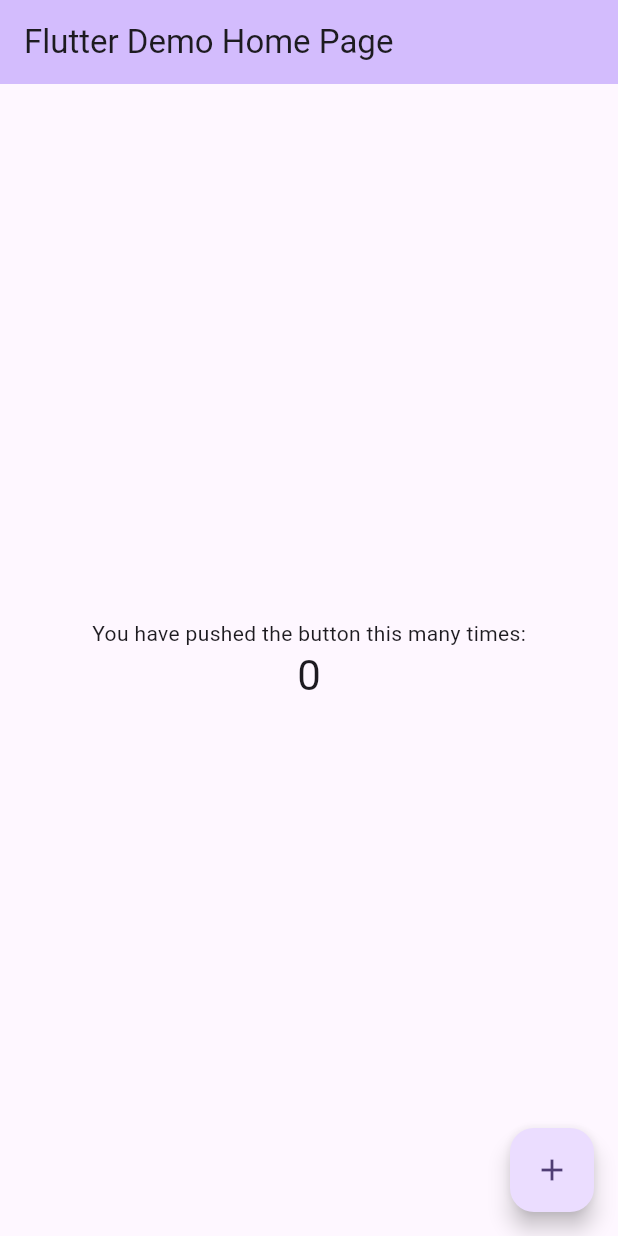
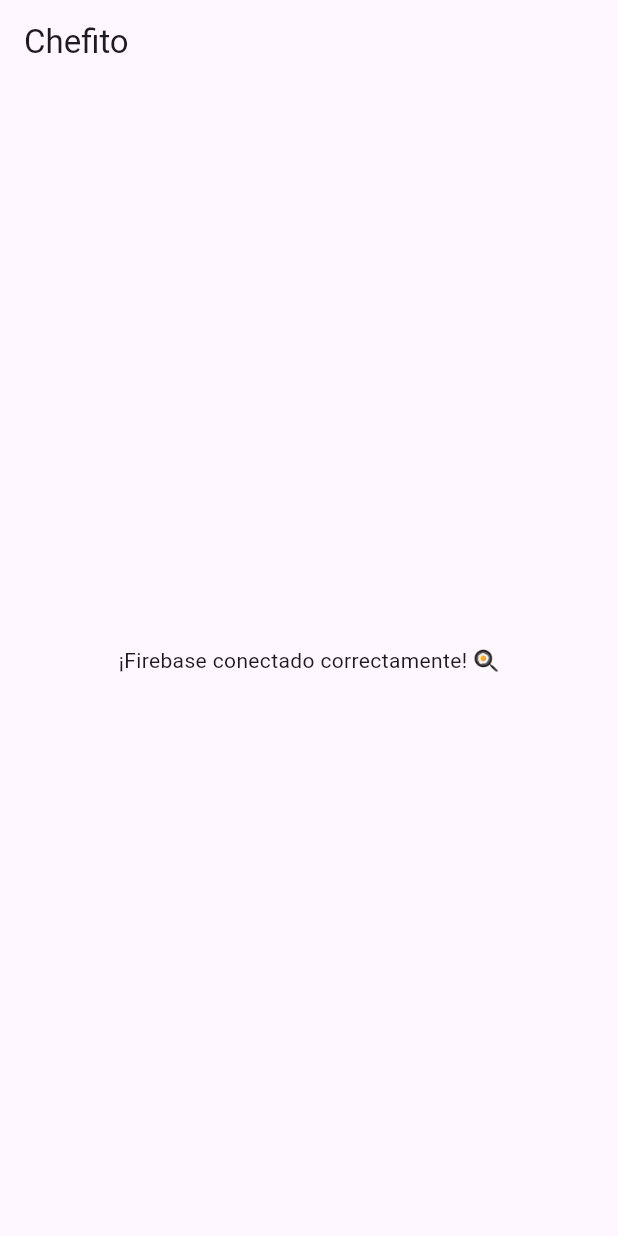
Before and after one commit to CocinaIA/chefito, a Flutter app: the screen it shows after launch, on a phone screen of 412 x 824 dp. Run offline on Flutter 3.47's test engine with Material 3 defaults, Android fonts, the phone set to English and light mode, and no system bars; our stand-ins replace firebase_core; accounts and stored records are empty.

Commit message:
"Conexion a base de datos"

```diff
--- a/lib/main.dart
+++ b/lib/main.dart
@@ -1,122 +1,41 @@
 import 'package:flutter/material.dart';
+import 'package:firebase_core/firebase_core.dart';
+import 'firebase_options.dart';
 
-void main() {
-  runApp(const MyApp());
+void main() async {
+  WidgetsFlutterBinding.ensureInitialized();
+  await Firebase.initializeApp(
+    options: DefaultFirebaseOptions.currentPlatform,
+  );
+  runApp(const ChefitoApp());
 }
 
-class MyApp extends StatelessWidget {
-  const MyApp({super.key});
+class ChefitoApp extends StatelessWidget {
+  const ChefitoApp({super.key});
 
-  // This widget is the root of your application.
   @override
   Widget build(BuildContext context) {
     return MaterialApp(
-      title: 'Flutter Demo',
+      debugShowCheckedModeBanner: false,
+      title: 'Chefito',
       theme: ThemeData(
-        // This is the theme of your application.
-        //
-        // TRY THIS: Try running your application with "flutter run". You'll see
-        // the application has a purple toolbar. Then, without quitting the app,
-        // try changing the seedColor in the colorScheme below to Colors.green
-        // and then invoke "hot reload" (save your changes or press the "hot
-        // reload" button in a Flutter-supported IDE, or press "r" if you used
-        // the command line to start the app).
-        //
-        // Notice that the counter didn't reset back to zero; the application
-        // state is not lost during the reload. To reset the state, use hot
-        // restart instead.
-        //
-        // This works for code too, not just values: Most code changes can be
-        // tested with just a hot reload.
-        colorScheme: ColorScheme.fromSeed(seedColor: Colors.deepPurple),
+        primarySwatch: Colors.orange,
       ),
-      home: const MyHomePage(title: 'Flutter Demo Home Page'),
+      home: const HomePage(),
     );
   }
 }
 
-class MyHomePage extends StatefulWidget {
-  const MyHomePage({super.key, required this.title});
-
-  // This widget is the home page of your application. It is stateful, meaning
-  // that it has a State object (defined below) that contains fields that affect
-  // how it looks.
-
-  // This class is the configuration for the state. It holds the values (in this
-  // case the title) provided by the parent (in this case the App widget) and
-  // used by the build method of the State. Fields in a Widget subclass are
-  // always marked "final".
-
-  final String title;
-
-  @override
-  State<MyHomePage> createState() => _MyHomePageState();
-}
-
-class _MyHomePageState extends State<MyHomePage> {
-  int _counter = 0;
-
-  void _incrementCounter() {
-    setState(() {
-      // This call to setState tells the Flutter framework that something has
-      // changed in this State, which causes it to rerun the build method below
-      // so that the display can reflect the updated values. If we changed
-      // _counter without calling setState(), then the build method would not be
-      // called again, and so nothing would appear to happen.
-      _counter++;
-    });
-  }
+class HomePage extends StatelessWidget {
+  const HomePage({super.key});
 
   @override
   Widget build(BuildContext context) {
-    // This method is rerun every time setState is called, for instance as done
-    // by the _incrementCounter method above.
-    //
-    // The Flutter framework has been optimized to make rerunning build methods
-    // fast, so that you can just rebuild anything that needs updating rather
-    // than having to individually change instances of widgets.
     return Scaffold(
-      appBar: AppBar(
-        // TRY THIS: Try changing the color here to a specific color (to
-        // Colors.amber, perhaps?) and trigger a hot reload to see the AppBar
-        // change color while the other colors stay the same.
-        backgroundColor: Theme.of(context).colorScheme.inversePrimary,
-        // Here we take the value from the MyHomePage object that was created by
-        // the App.build method, and use it to set our appbar title.
-        title: Text(widget.title),
+      appBar: AppBar(title: const Text('Chefito')),
+      body: const Center(
+        child: Text('¡Firebase conectado correctamente! 🍳'),
       ),
-      body: Center(
-        // Center is a layout widget. It takes a single child and positions it
-        // in the middle of the parent.
-        child: Column(
-          // Column is also a layout widget. It takes a list of children and
-          // arranges them vertically. By default, it sizes itself to fit its
-          // children horizontally, and tries to be as tall as its parent.
-          //
-          // Column has various properties to control how it sizes itself and
-          // how it positions its children. Here we use mainAxisAlignment to
-          // center the children vertically; the main axis here is the vertical
-          // axis because Columns are vertical (the cross axis would be
-          // horizontal).
-          //
-          // TRY THIS: Invoke "debug painting" (choose the "Toggle Debug Paint"
-          // action in the IDE, or press "p" in the console), to see the
-          // wireframe for each widget.
-          mainAxisAlignment: MainAxisAlignment.center,
-          children: <Widget>[
-            const Text('You have pushed the button this many times:'),
-            Text(
-              '$_counter',
-              style: Theme.of(context).textTheme.headlineMedium,
-            ),
-          ],
-        ),
-      ),
-      floatingActionButton: FloatingActionButton(
-        onPressed: _incrementCounter,
-        tooltip: 'Increment',
-        child: const Icon(Icons.add),
-      ), // This trailing comma makes auto-formatting nicer for build methods.
     );
   }
 }
```
Also changed, not shown: pubspec.yaml (+9 -1 lines), firebase.json (added), lib/firebase_options.dart (added), pubspec.lock, 13 other files.
